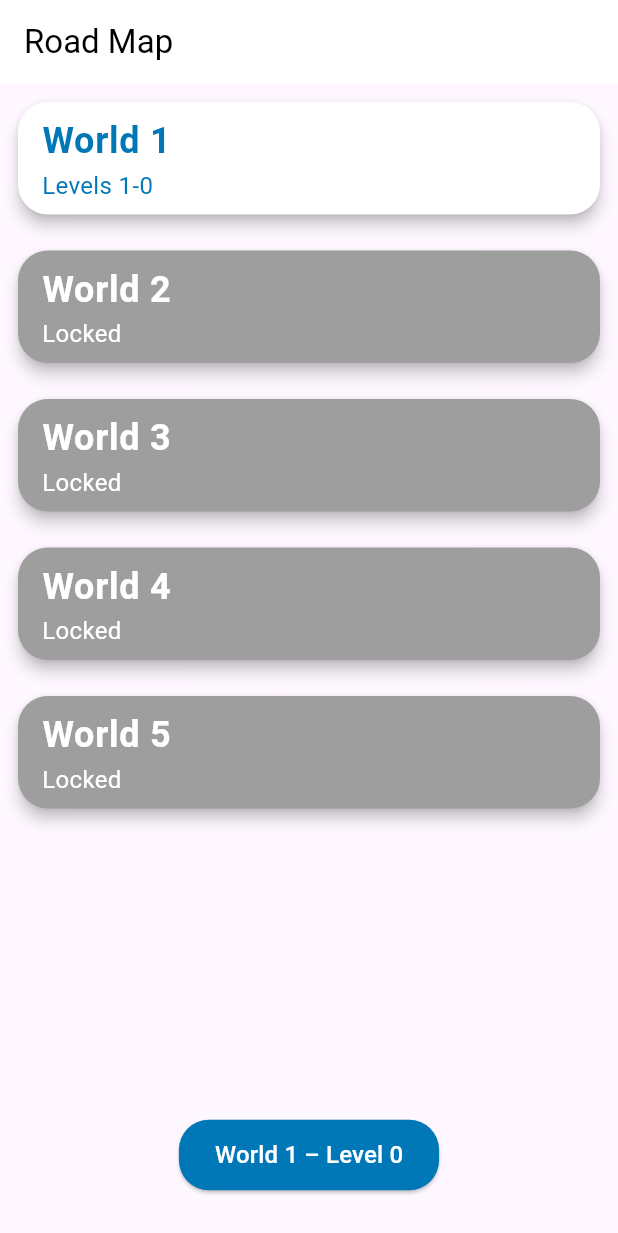
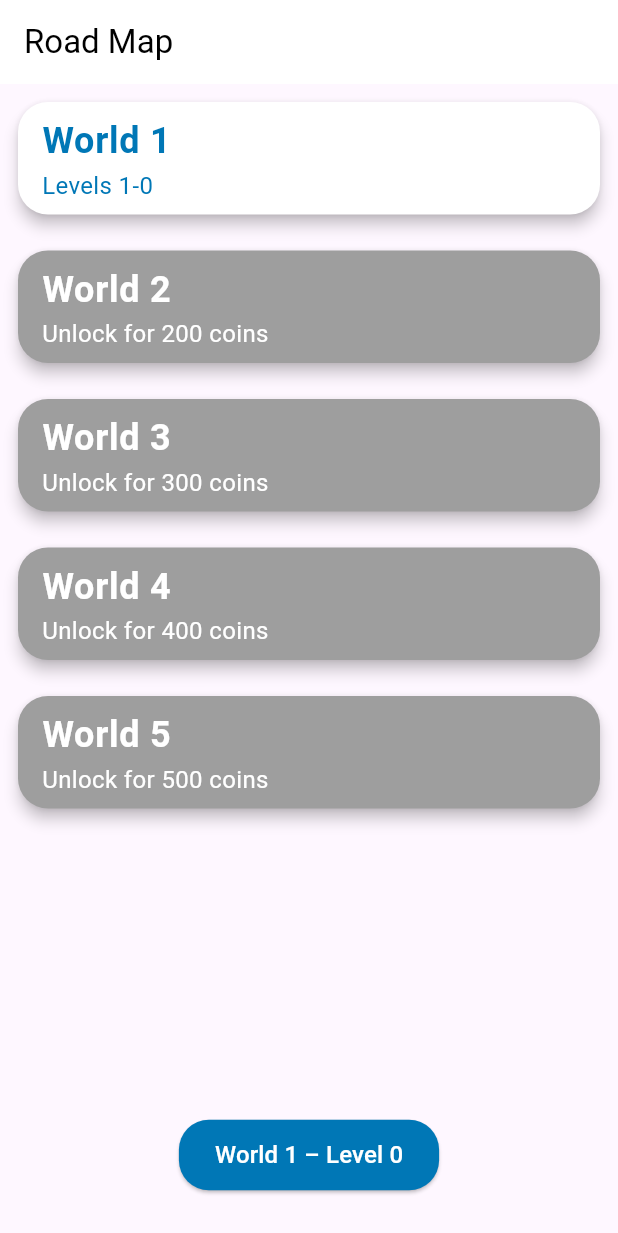
Before and after one commit to theokramer/logicalColors, a Flutter app: the RoadMapScreen screen opened by its route, on a phone screen of 412 x 824 dp. Shown: the top 1233 px of the screen. Run offline on Flutter 3.47's test engine with Material 3 defaults, Android fonts, the phone set to English and light mode, and no system bars; our stand-ins replace confetti, shared_preferences; missing offline and left inert: dart:ffi; accounts and stored records are empty.

Commit message:
Added Unlock World for Coins

```diff
--- a/lib/puzzle_model.dart
+++ b/lib/puzzle_model.dart
@@ -20,6 +20,8 @@ int currentWorld = 1;
       Color.fromARGB(255, 0, 37, 89),
 
     ],
+    unlocked: true
+
   ),
   World(
     id: 2,
@@ -29,6 +31,7 @@ int currentWorld = 1;
       Color(0xff50B498),
       Color(0xff468585),
     ],
+    unlocked: false
   ),
   World(
     id: 3,
@@ -38,6 +41,7 @@ int currentWorld = 1;
       Color(0xff7c2e41),
       Color(0xff053c5e),
     ],
+    unlocked: false
   ),
   World(
     id: 4,
@@ -47,6 +51,7 @@ int currentWorld = 1;
       Color(0xff0077b6),
       Color(0xff000814),
     ],
+    unlocked: false
   ),
   World(
     id: 5,
@@ -56,6 +61,7 @@ int currentWorld = 1;
       Color(0xff0077b6),
       Color(0xff000814),
     ],
+    unlocked: false
   ),
   // Weitere Welten hier hinzufügen...
 ];
@@ -136,8 +142,8 @@ class PuzzleModel with ChangeNotifier {
   }
 
   // Methods
-  void addWorld(int id, int maxLevel, List<Color> colors) {
-    worlds.add(World(id: id, maxLevel: maxLevel, colors: colors));
+  void addWorld(int id, int maxLevel, List<Color> colors, bool unlocked) {
+    worlds.add(World(id: id, maxLevel: maxLevel, colors: colors, unlocked: unlocked));
     notifyListeners();
   }
 
@@ -146,6 +152,15 @@ class PuzzleModel with ChangeNotifier {
   return prefs.getInt('world_$worldId') ?? 0; // 0 ist der Standardwert, wenn nichts gespeichert wurde
 }
 
+  Future<bool> loadWorldUnlocked(int worldId) async {
+  final prefs = await SharedPreferences.getInstance();
+  return prefs.getBool('world_${worldId}_unlocked') ?? false; // 0 ist der Standardwert, wenn nichts gespeichert wurde
+}
+
+Future<void> saveWorldUnlocked(int worldId, bool unlocked) async {
+  final prefs = await SharedPreferences.getInstance();
+  await prefs.setBool('world_${worldId}_unlocked', unlocked);
+}
 
 Future<void> saveWorldProgress(int worldId, int level) async {
   final prefs = await SharedPreferences.getInstance();
@@ -165,17 +180,33 @@ Future<void> saveWorldProgress(int worldId, int level) async {
 Future<void> initializeProgress() async {
   for (var world in worlds) {
     world.maxLevel = await loadWorldProgress(world.id);
+    world.unlocked = await loadWorldUnlocked(world.id);
   }
 
 
   _initializeGrid();
 }
 
+bool isWorldUnlocked(int worldID) {
+  if (worldID == 0) {
+    return true;
+  }
+  try {
+    return worlds.firstWhere((world) => world.id == worldID).unlocked;
+  } catch(e) {
+    return false;
+  }
+}
+
+void unlockWorld(int worldID) {
+  worlds.firstWhere((world) => world.id == worldID).unlocked = true;
+}
+
 
 
   int getMaxLevelForWorld(int worldId) {
   // Use `orElse` to handle the case when no element matches the condition
-  var world = worlds.firstWhere((w) => w.id == worldId, orElse: () => World(id: -1, maxLevel: -1, colors: []));
+  var world = worlds.firstWhere((w) => w.id == worldId, orElse: () => World(id: -1, maxLevel: -1, colors: [], unlocked: false));
 
   // Check if the world is null, and handle it appropriately
   if (world == null) {
@@ -643,11 +674,13 @@ class World {
   final int id;
   int maxLevel;
   List<Color> colors;
+  bool unlocked;
 
   World({
     required this.id,
     required this.maxLevel,
     required this.colors,
+    required this.unlocked
   });
 }
 
--- a/lib/roadmap_screen.dart
+++ b/lib/roadmap_screen.dart
@@ -2,6 +2,7 @@ import 'package:color_puzzle/main.dart';
 import 'package:color_puzzle/puzzle_screen.dart';
 import 'package:flutter/material.dart';
 import 'package:provider/provider.dart';
+import 'coin_manager.dart'; // Import the coin manager
 import 'puzzle_model.dart';
 
 class RoadMapScreen extends StatelessWidget {
@@ -10,11 +11,15 @@ class RoadMapScreen extends StatelessWidget {
     final puzzle = Provider.of<PuzzleModel>(context);
     final result = RoadMapUtils.findHighestUnlockedWorldAndLevel(puzzle);
 
-    // Bestimme den höchsten Schwierigkeitsgrad
+    // Define the highest unlocked world and level
     int maxWorldIndex = worlds.length - 1;
     int maxLevel = puzzle.getMaxLevelForWorld(maxWorldIndex + 1);
+
+    // CoinProvider to handle coins
+    final coinProvider = Provider.of<CoinProvider>(context);
+
     return FutureBuilder<int>(
-      future: loadWorldProgress(currentWorld), // Lade den Fortschritt der aktuellen Welt
+      future: loadWorldProgress(currentWorld),
       builder: (context, snapshot) {
         if (snapshot.connectionState == ConnectionState.waiting) {
           return CircularProgressIndicator();
@@ -34,7 +39,7 @@ class RoadMapScreen extends StatelessWidget {
                   itemCount: worlds.length,
                   itemBuilder: (context, worldIndex) {
                     final world = worlds[worldIndex];
-              bool isWorldUnlocked = worldIndex == 0 || puzzle.getMaxLevelForWorld(worldIndex) >= 10;
+                    bool isWorldUnlocked = puzzle.isWorldUnlocked(worldIndex);
 
                     return Padding(
                       padding: const EdgeInsets.all(8.0),
@@ -56,7 +61,7 @@ class RoadMapScreen extends StatelessWidget {
                           subtitle: Text(
                             isWorldUnlocked
                                 ? 'Levels 1-${world.maxLevel}'
-                          : puzzle.getMaxLevelForWorld(worldIndex - 1) >= (worldIndex-1) * 10 ? 'Reach Level ${worldIndex * 10} in World ${worldIndex} to unlock' : "Locked",
+                                : 'Unlock for ${world.id * 100} coins',
                             style: TextStyle(
                               fontSize: 16,
                               color: isWorldUnlocked ? worlds[worldIndex].colors[1] : Colors.white,
@@ -64,6 +69,7 @@ class RoadMapScreen extends StatelessWidget {
                           ),
                           onTap: isWorldUnlocked
                               ? () {
+                                  // Navigate to level selection if unlocked
                                   currentWorld = worldIndex + 1;
                                   Navigator.of(context).push(
                                     MaterialPageRoute(
@@ -74,7 +80,21 @@ class RoadMapScreen extends StatelessWidget {
                                     ),
                                   );
                                 }
-                        : null,
+                              : () async {
+                                  // Unlock world if coins are sufficient
+                                  if (coinProvider.coins >= (world.id * 100)) {
+                                    await coinProvider.subtractCoins(world.id * 100);
+                                    puzzle.unlockWorld(worldIndex);
+                                    puzzle.saveWorldUnlocked(worldIndex, true);
+                                    ScaffoldMessenger.of(context).showSnackBar(
+                                      SnackBar(
+                                        content: Text('World ${world.id} unlocked!'),
+                                      ),
+                                    );
+                                  } else {
+                                    _showInsufficientCoinsDialog(context);
+                                  }
+                                },
                         ),
                       ),
                     );
@@ -92,18 +112,18 @@ class RoadMapScreen extends StatelessWidget {
                             onPressed: () {
                               int highestWorldIndex = result['highestWorldIndex'] ?? 1;
                               int highestLevelIndex = result['highestLevelIndex'] ?? 1;
-                        selectedLevel = highestLevelIndex ;
+                              selectedLevel = highestLevelIndex;
                               Navigator.of(context).pushReplacement(
                                 FadePageRoute(
                                   page: ChangeNotifierProvider(
                                     create: (_) => PuzzleModel(
-                            size: puzzle.getSizeAndMaxMoves((highestWorldIndex - 1)  + highestLevelIndex)["size"] ?? 2,
-                            level: puzzle.getSizeAndMaxMoves((highestWorldIndex - 1)  + highestLevelIndex)["maxMoves"] ?? 2,
+                                      size: puzzle.getSizeAndMaxMoves((highestWorldIndex - 1) + highestLevelIndex)["size"] ?? 2,
+                                      level: puzzle.getSizeAndMaxMoves((highestWorldIndex - 1) + highestLevelIndex)["maxMoves"] ?? 2,
                                       colorMapping: {
                                         1: worlds[currentWorld - 1].colors[0],
-    2: worlds[currentWorld - 1].colors[1] ,
+                                        2: worlds[currentWorld - 1].colors[1],
                                         3: worlds[currentWorld - 1].colors[2],
-  }
+                                      },
                                     ),
                                     child: PuzzleScreen(),
                                   ),
@@ -130,7 +150,59 @@ class RoadMapScreen extends StatelessWidget {
               ],
             ),
           );
-        }});
+        }
+      },
+    );
+  }
+
+  void _showInsufficientCoinsDialog(BuildContext context) {
+    showDialog(
+      context: context,
+      builder: (context) {
+        return AlertDialog(
+          title: Text('Nicht genügend Münzen'),
+          content: Text('Du hast nicht genügend Münzen, um diese Welt freizuschalten.'),
+          actions: [
+            TextButton(
+              onPressed: () => Navigator.pop(context),
+              child: Text('OK'),
+            ),
+          ],
+        );
+      },
+    );
+  }
+}
+
+class RoadMapUtils {
+  // Function to find the highest unlocked world index and level index
+  static Map<String, int> findHighestUnlockedWorldAndLevel(PuzzleModel puzzle) {
+    int highestWorldIndex = -1;
+    int highestLevelIndex = -1;
+
+    for (int worldIndex = 0; worldIndex < worlds.length; worldIndex++) {
+      final world = worlds[worldIndex];
+      bool isWorldUnlocked = puzzle.isWorldUnlocked(worldIndex);
+
+      if (isWorldUnlocked) {
+        int currentMaxLevel = puzzle.getMaxLevelForWorld(worldIndex + 1);
+        int worldStartLevel = (worldIndex) * 75 + 1;
+        int worldEndLevel = (worldIndex + 1) * 75;
+
+        // Update highest world index and highest level index
+        if (worldIndex > highestWorldIndex) {
+          highestWorldIndex = worldIndex;
+          highestLevelIndex = currentMaxLevel;
+        } else if (worldIndex == highestWorldIndex) {
+          highestLevelIndex = currentMaxLevel;
+        }
+      }
+    }
+
+    return {
+      'highestWorldIndex': highestWorldIndex,
+      'highestLevelIndex': highestLevelIndex,
+    };
   }
 }
 
@@ -217,36 +289,3 @@ class LevelSelectionScreen extends StatelessWidget {
     );
   }
 }
-
-class RoadMapUtils {
-  // Function to find the highest unlocked world index and level index
-  static Map<String, int> findHighestUnlockedWorldAndLevel(PuzzleModel puzzle) {
-    int highestWorldIndex = -1;
-    int highestLevelIndex = -1;
-
-    for (int worldIndex = 0; worldIndex < worlds.length; worldIndex++) {
-      final world = worlds[worldIndex];
-      bool isWorldUnlocked = worldIndex == 0 || puzzle.getMaxLevelForWorld(worldIndex) >= 50;
-
-      if (isWorldUnlocked) {
-        int currentMaxLevel = puzzle.getMaxLevelForWorld(worldIndex + 1);
-        int worldStartLevel = (worldIndex) * 75 + 1;
-        int worldEndLevel = (worldIndex + 1) * 75;
-
-        // Update highest world index and highest level index
-        if (worldIndex > highestWorldIndex) {
-          highestWorldIndex = worldIndex;
-          highestLevelIndex = currentMaxLevel;
-        } else if (worldIndex == highestWorldIndex) {
-          // For the current highest world, find the highest level
-          highestLevelIndex = currentMaxLevel;
-        }
-      }
-    }
-
-    return {
-      'highestWorldIndex': highestWorldIndex,
-      'highestLevelIndex': highestLevelIndex,
-    };
-  }
-}
```
Also changed, not shown: 3 other files. Lines whose indentation alone changed are shown as unchanged.
